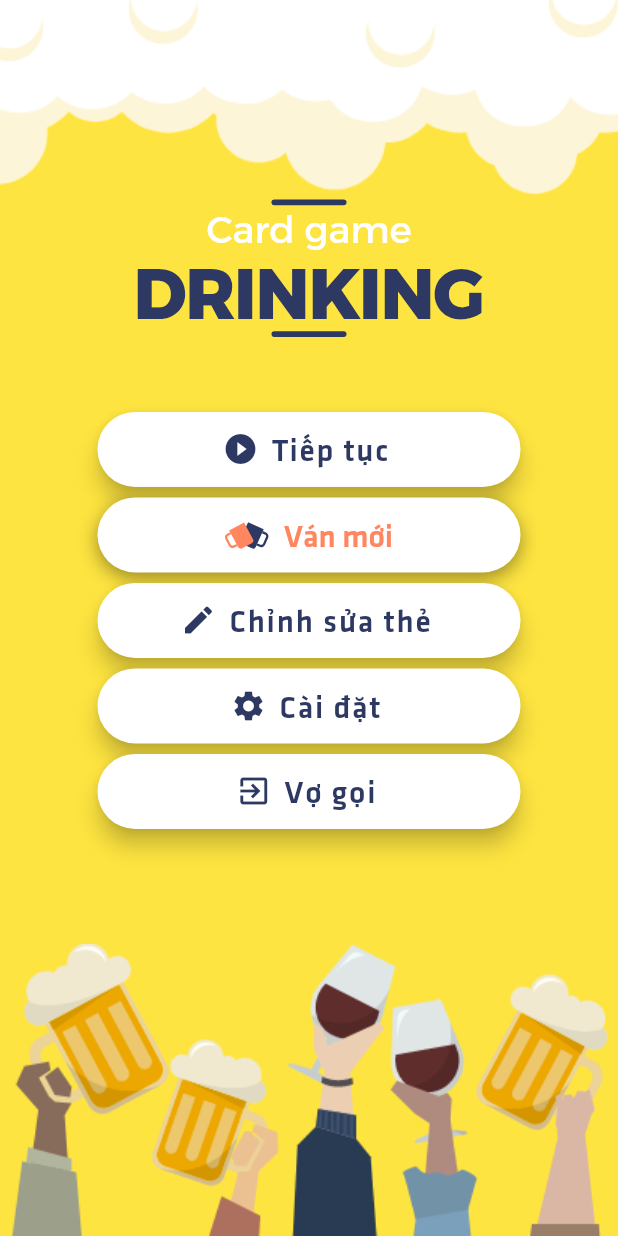
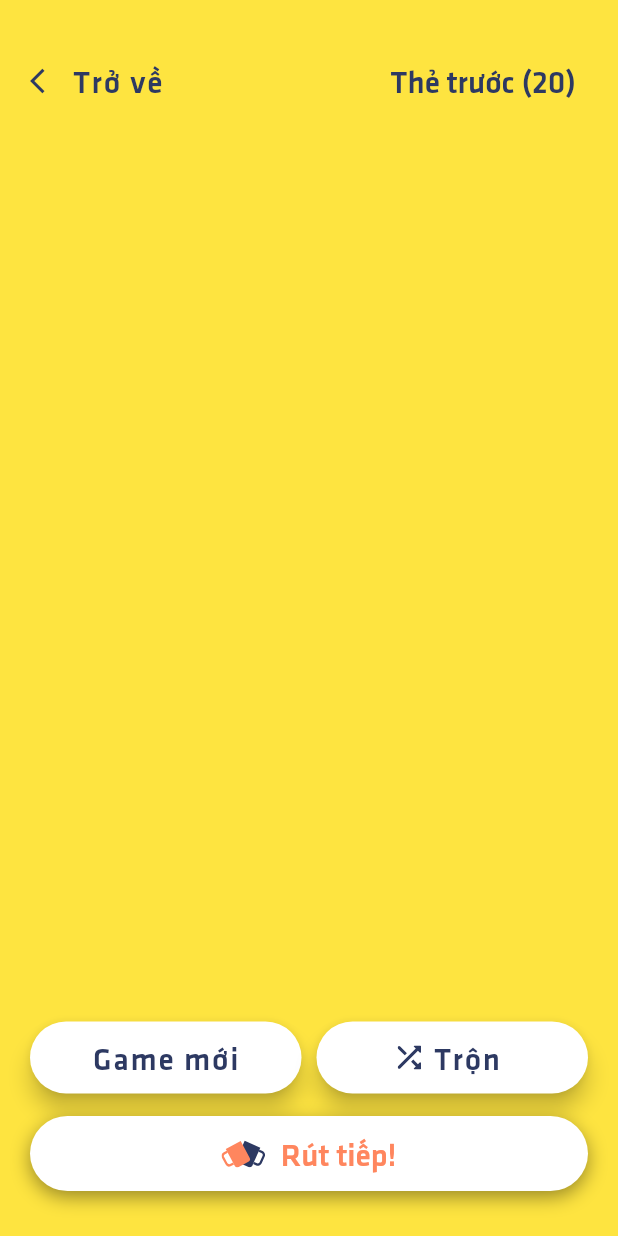
Before and after one commit to tanpmclk14uit/drinking_card, a Flutter app: the HomeScreen screen opened directly, after a tap on "Ván mới", on a phone screen of 412 x 824 dp. Run offline on Flutter 3.47's test engine with Material 2 defaults, Android fonts, the phone set to English and light mode, and no system bars; our stand-ins replace flutter_svg.

Commit message:
done playing screen without card

```diff
--- a/lib/constraint.dart
+++ b/lib/constraint.dart
@@ -1,13 +1,20 @@
 import 'package:flutter/cupertino.dart';
 
+//Color
 Color backgroundColor = const Color(0xFFFEE440);
 Color primaryTextColor = const Color(0xFF2D3962);
 Color specialButtonText = const Color(0xFFFF865E);
 
+//Text style
 EdgeInsets homeButtonMargin = const EdgeInsets.symmetric(horizontal: 65);
 TextStyle mainTextStyle = TextStyle(
   color: primaryTextColor,
   fontFamily: "Facebook",
-  fontSize: 25,
+  fontSize: 21,
   fontWeight: FontWeight.bold,
 );
+TextStyle buttonTextStyle = TextStyle(
+    color: primaryTextColor,
+    fontFamily: "Facebook",
+    fontSize: 21,
+    fontWeight: FontWeight.normal);
--- a/lib/main.dart
+++ b/lib/main.dart
@@ -16,7 +16,7 @@ class MyApp extends StatelessWidget {
       theme: ThemeData(
         primarySwatch: Colors.blue,
       ),
-      home: SettingScreen(),
+      home: const HomeScreen(),
     );
   }
 }
--- a/lib/presentation/screen/home.dart
+++ b/lib/presentation/screen/home.dart
@@ -1,7 +1,7 @@
+import 'package:drinking_card/presentation/screen/setting.dart';
 import 'package:drinking_card/presentation/widgets/title.dart';
 import 'package:drinking_card/constraint.dart';
 import 'package:flutter/material.dart';
-import '../widgets/normal_button.dart';
 import '../widgets/special_button.dart';
 
 class HomeScreen extends StatelessWidget {
@@ -17,22 +17,51 @@ class HomeScreen extends StatelessWidget {
           children: [
             Image.asset("assets/top.png"),
             Expanded(
-              child: ListView(
-                children: const [
-                  AppTitle(),
-                  SizedBox(height: 50),
-                  HomeButton(Icon(Icons.play_circle_fill_outlined), "Tiếp tục"),
-                  SizedBox(
-                    height: 7,
-                  ),
-                  SpecialButton(),
-                  SizedBox(height: 7),
-                  HomeButton(Icon(Icons.edit), "Chỉnh sửa thẻ"),
-                  SizedBox(height: 7),
-                  HomeButton(Icon(Icons.settings), "Cài đặt"),
-                  SizedBox(height: 7),
-                  HomeButton(Icon(Icons.exit_to_app), "Vợ gọi")
-                ],
+              child: Container(
+                margin:const EdgeInsets.symmetric(horizontal: 50),
+                child: ListView(
+                  children: [
+                    const AppTitle(),
+                    const SizedBox(height: 50),
+                    FloatingActionButton.extended(
+                        onPressed: () => {},
+                        icon: const Icon(Icons.play_circle_fill_outlined),
+                        backgroundColor: Colors.white,
+                        foregroundColor: primaryTextColor,
+                        heroTag: "continue",
+                        label: Text("Tiếp tục", style: buttonTextStyle)),
+                    const SizedBox(
+                      height: 7,
+                    ),
+                    const SpecialButton(content: "Ván mới"),
+                    const SizedBox(height: 7),
+                    FloatingActionButton.extended(
+                        onPressed: () => {},
+                        heroTag: "edit",
+                        icon: const Icon(Icons.edit),
+                        backgroundColor: Colors.white,
+                        foregroundColor: primaryTextColor,
+                        label: Text("Chỉnh sửa thẻ", style: buttonTextStyle)),
+                    const SizedBox(height: 7),
+                    FloatingActionButton.extended(
+                        onPressed: () => {
+                          Navigator.of(context).push(MaterialPageRoute(builder: (context) => const SettingScreen(),))
+                        },
+                        heroTag: "setting",
+                        icon: const Icon(Icons.settings),
+                        backgroundColor: Colors.white,
+                        foregroundColor: primaryTextColor,
+                        label: Text("Cài đặt", style: buttonTextStyle)),
+                    const SizedBox(height: 7),
+                    FloatingActionButton.extended(
+                        onPressed: () => {},
+                        icon: const Icon(Icons.exit_to_app),
+                        backgroundColor: Colors.white,
+                        heroTag: "exit",
+                        foregroundColor: primaryTextColor,
+                        label: Text("Vợ gọi", style: buttonTextStyle)),
+                  ],
+                ),
               ),
             ),
             Image.asset("assets/bottom.png")
--- /dev/null
+++ b/lib/presentation/screen/playing.dart
@@ -0,0 +1,82 @@
+import 'package:drinking_card/constraint.dart';
+import 'package:drinking_card/presentation/widgets/custom_app_bar.dart';
+import 'package:drinking_card/presentation/widgets/special_button.dart';
+import 'package:flutter/material.dart';
+import 'package:flutter_svg/svg.dart';
+
+class PlayingScreen extends StatefulWidget {
+  const PlayingScreen({Key? key, required this.previousCardCount})
+      : super(key: key);
+
+  final int previousCardCount;
+
+  @override
+  _PlayingScreenState createState() => _PlayingScreenState();
+}
+
+class _PlayingScreenState extends State<PlayingScreen> {
+  @override
+  Widget build(BuildContext context) {
+    return Scaffold(
+      backgroundColor: backgroundColor,
+      body: Container(
+        alignment: Alignment.center,
+        margin: const EdgeInsets.symmetric(horizontal: 20, vertical: 30),
+        child: Column(
+          children: <Widget>[
+            CustomAppBar(previousCardCount: widget.previousCardCount),
+            Expanded(child: Container()),
+            Row(
+              mainAxisAlignment: MainAxisAlignment.spaceEvenly,
+              children: <Widget>[
+                Expanded(
+                  child: FloatingActionButton.extended(
+                    onPressed: () => {
+                      //Back to main screen
+                      Navigator.of(context).pop()
+                    },
+                    heroTag: "newGame",
+                    foregroundColor: primaryTextColor,
+                    label: const Text(
+                      "Game mới",
+                      style: TextStyle(
+                        fontFamily: "Facebook",
+                        fontSize: 21,
+                        fontWeight: FontWeight.normal,
+                      ),
+                    ),
+                    backgroundColor: Colors.white,
+                  ),
+                ),
+                const SizedBox(width: 10),
+                Expanded(
+                  child: FloatingActionButton.extended(
+                    heroTag: "save",
+                    onPressed: () => {
+                      //Save
+                    },
+                    icon: SvgPicture.asset("assets/icons/suffer.svg"),
+                    foregroundColor: primaryTextColor,
+                    label: const Text(
+                      "Trộn",
+                      style: TextStyle(
+                        fontFamily: "Facebook",
+                        fontSize: 21,
+                        fontWeight: FontWeight.normal,
+                      ),
+                    ),
+                    backgroundColor: Colors.white,
+                  ),
+                ),
+              ],
+            ),
+            const SizedBox(height: 15),
+            const SpecialButton(
+              content: "Rút tiếp!",
+            )
+          ],
+        ),
+      ),
+    );
+  }
+}
--- a/lib/presentation/screen/setting.dart
+++ b/lib/presentation/screen/setting.dart
@@ -1,5 +1,4 @@
 import 'package:drinking_card/constraint.dart';
-import 'package:drinking_card/presentation/widgets/normal_button.dart';
 import 'package:drinking_card/presentation/widgets/title.dart';
 import 'package:flutter/material.dart';
 
@@ -40,7 +39,8 @@ class _SettingScreenState extends State<SettingScreen> {
                     const AppTitle(),
                     const SizedBox(height: 30),
                     Container(
-                        margin: const EdgeInsets.symmetric(horizontal: 50),
+                        alignment: Alignment.center,
+                        margin: const EdgeInsets.symmetric(horizontal: 30),
                         child: Column(
                           crossAxisAlignment: CrossAxisAlignment.stretch,
                           children: <Widget>[
@@ -147,13 +147,19 @@ class _SettingScreenState extends State<SettingScreen> {
                                 )
                               ],
                             ),
-                            const SizedBox(height: 10,),
+                            const SizedBox(
+                              height: 10,
+                            ),
                             Row(
                               mainAxisAlignment: MainAxisAlignment.spaceEvenly,
                               children: <Widget>[
                                 Expanded(
                                   child: FloatingActionButton.extended(
-                                    onPressed: () => {},
+                                    onPressed: () => {
+                                      //Back to main screen
+                                      Navigator.of(context).pop()
+                                    },
+                                    heroTag: "back",
                                     icon: const Icon(Icons.exit_to_app),
                                     foregroundColor: primaryTextColor,
                                     label: const Text(
@@ -170,7 +176,10 @@ class _SettingScreenState extends State<SettingScreen> {
                                 const SizedBox(width: 10),
                                 Expanded(
                                   child: FloatingActionButton.extended(
-                                    onPressed: () => {},
+                                    heroTag: "save",
+                                    onPressed: () => {
+                                      //Save
+                                    },
                                     icon: const Icon(Icons.save),
                                     foregroundColor: primaryTextColor,
                                     label: const Text(
@@ -186,7 +195,6 @@ class _SettingScreenState extends State<SettingScreen> {
                                 ),
                               ],
                             )
-
                           ],
                         ))
                   ],
--- /dev/null
+++ b/lib/presentation/widgets/custom_app_bar.dart
@@ -0,0 +1,43 @@
+import 'package:flutter/material.dart';
+
+import '../../constraint.dart';
+
+class CustomAppBar extends StatelessWidget {
+  const CustomAppBar({
+    Key? key,
+    required this.previousCardCount,
+  }) : super(key: key);
+
+  final int previousCardCount;
+
+  @override
+  Widget build(BuildContext context) {
+    return Row(
+      mainAxisAlignment: MainAxisAlignment.spaceBetween,
+      children: <Widget>[
+        FloatingActionButton.extended(
+          extendedPadding: EdgeInsets.zero,
+          heroTag: "back",
+          onPressed: () {},
+          icon: Icon(
+            Icons.arrow_back_ios,
+            color: primaryTextColor,
+            size: 20,
+          ),
+          label: Text(
+            "Trở về",
+            style: buttonTextStyle,
+          ),
+          elevation: 0,
+          backgroundColor: Colors.transparent,
+        ),
+        TextButton(
+            onPressed: () {},
+            child: Text(
+              "Thẻ trước ($previousCardCount)",
+              style: buttonTextStyle,
+            ))
+      ],
+    );
+  }
+}
--- a/lib/presentation/widgets/normal_button.dart
+++ /dev/null
@@ -1,31 +0,0 @@
-import 'package:flutter/material.dart';
-import '../../constraint.dart';
-
-class HomeButton extends StatelessWidget {
-  final Widget icon;
-  final String label;
-
-  const HomeButton(this.icon, this.label, {Key? key}) : super(key: key);
-
-  @override
-  Widget build(BuildContext context) {
-    return Container(
-      child: FloatingActionButton.extended(
-        onPressed: () => {},
-        icon: icon,
-        foregroundColor: primaryTextColor,
-        label: Text(
-          label,
-          style: const TextStyle(
-            fontFamily: "Facebook",
-            fontSize: 21,
-            fontWeight: FontWeight.normal,
-          ),
-        ),
-        backgroundColor: Colors.white,
-      ),
-      height: 50,
-      margin: homeButtonMargin
-    );
-  }
-}
--- a/lib/presentation/widgets/special_button.dart
+++ b/lib/presentation/widgets/special_button.dart
@@ -1,19 +1,22 @@
+import 'package:drinking_card/presentation/screen/playing.dart';
 import 'package:flutter/material.dart';
 import 'package:flutter_svg/svg.dart';
 import '../../constraint.dart';
 
 class SpecialButton extends StatelessWidget {
   const SpecialButton({
-    Key? key,
+    Key? key, required this.content,
   }) : super(key: key);
 
+  final String content;
   @override
   Widget build(BuildContext context) {
     return GestureDetector(
-      onTap: ()=>{},
+      onTap: ()=> {
+        Navigator.of(context).push(MaterialPageRoute(builder: (context) => PlayingScreen(previousCardCount: 20,),))
+      },
       child: Container(
           height: 50,
-          margin: homeButtonMargin,
           decoration: BoxDecoration(
               color: Colors.white,
               boxShadow: [
@@ -29,7 +32,7 @@ class SpecialButton extends StatelessWidget {
               SvgPicture.asset("assets/icons/special_icon.svg"),
               const SizedBox(width: 10),
               Text(
-                "Ván mới",
+                content,
                 style: TextStyle(
                     color: specialButtonText,
                     fontSize: 21,
```
Also changed, not shown: assets/icons/suffer.svg (added).
